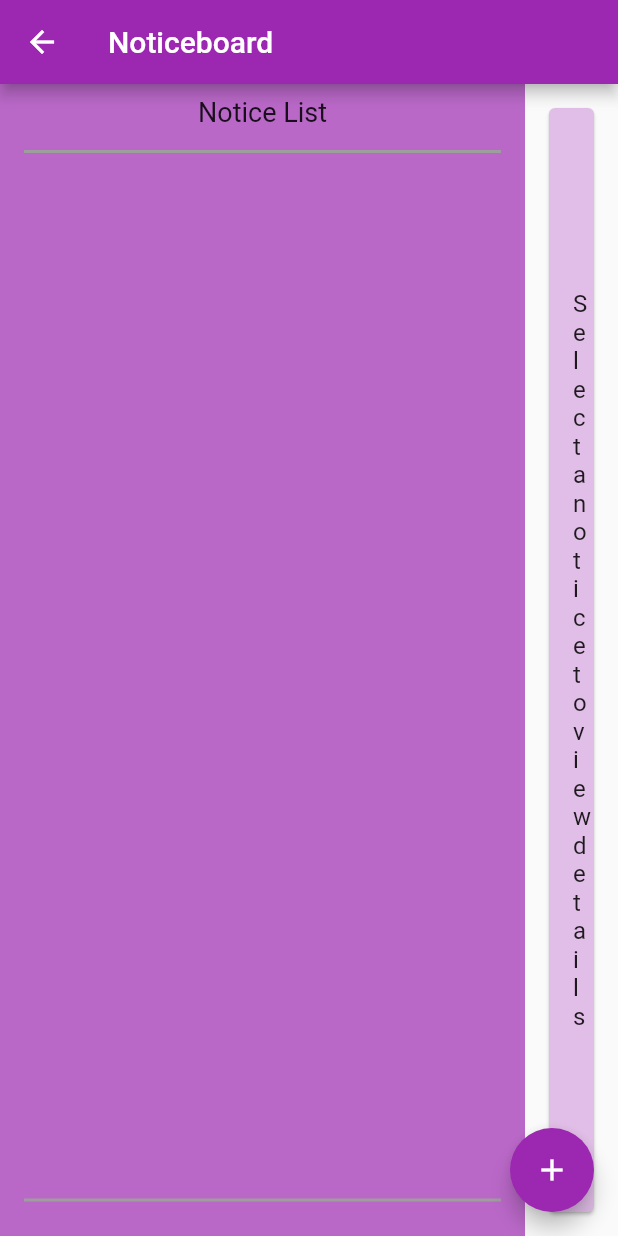
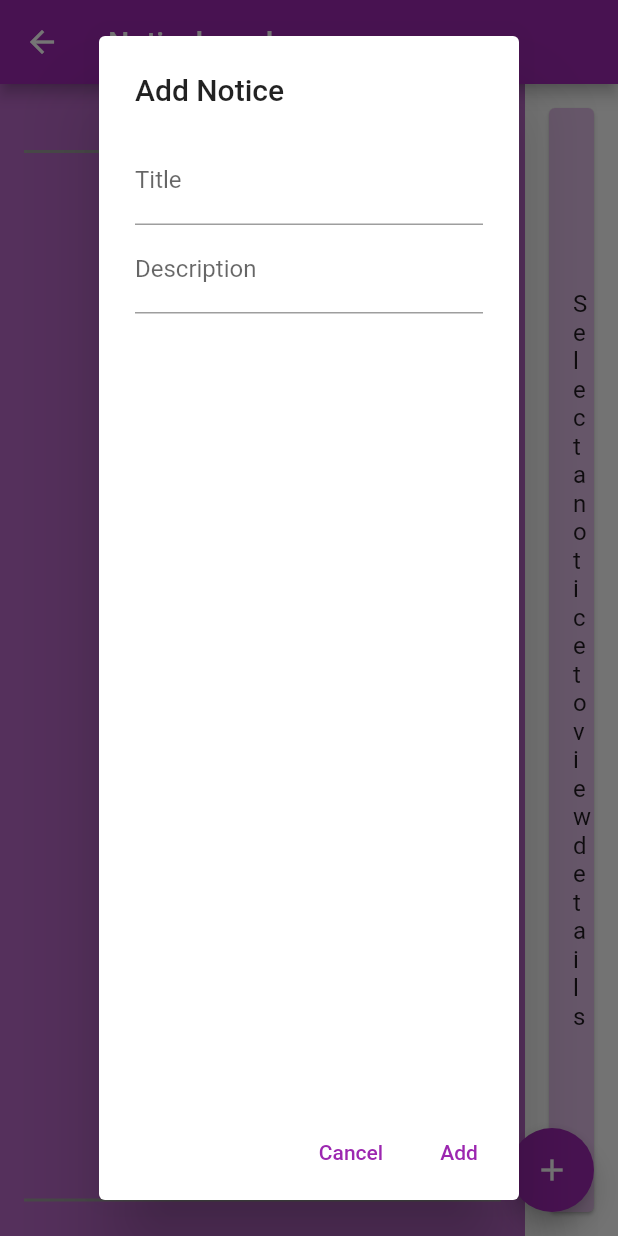
Before and after one commit to succiwaps/CAPS, a Flutter app: the NoticeboardScreen screen opened by its route, after a tap on the "add" icon, on a phone screen of 412 x 824 dp. Run offline on Flutter 3.47's test engine with Material 2 defaults, Android fonts, the light colour scheme and no system bars; our stand-ins replace image_picker, sqflite, table_calendar; accounts and stored records are empty.

Commit message:
Add notice button operation

```diff
--- a/cap/lib/screens/noticeboard_screen.dart
+++ b/cap/lib/screens/noticeboard_screen.dart
@@ -44,7 +44,7 @@ class _NoticeboardScreenState extends State<NoticeboardScreen> {
     }
   }
 
-  Future<void> _addNotice() async {
+  /*Future<void> _addNotice() async {
     if (_selectedFile == null) {
       return;
     }
@@ -60,6 +60,59 @@ class _NoticeboardScreenState extends State<NoticeboardScreen> {
       notices.add(notice);
       _selectedFile = null;
     });
+  }
+  */
+  Future<void> _addNotice() async {
+    final TextEditingController titleController = TextEditingController();
+    final TextEditingController descriptionController = TextEditingController();
+
+    await showDialog(
+      context: context,
+      builder: (BuildContext context) {
+        return AlertDialog(
+          alignment: Alignment.center,
+          title: Text('Add Notice'),
+          content: Column(
+            children: [
+              TextField(
+                controller: titleController,
+                decoration: InputDecoration(labelText: 'Title'),
+              ),
+              TextField(
+                controller: descriptionController,
+                decoration: InputDecoration(labelText: 'Description'),
+              ),
+            ],
+          ),
+          actions: [
+            TextButton(
+              onPressed: () {
+                Navigator.pop(context);
+              },
+              child: Text('Cancel'),
+            ),
+            TextButton(
+              onPressed: () {
+                final Notice notice = Notice(
+                  title: titleController.text,
+                  publicationDateTime: DateTime.now(),
+                  description: descriptionController.text,
+                  file: _selectedFile!,
+                );
+
+                setState(() {
+                  notices.add(notice);
+                  _selectedFile = null;
+                });
+
+                Navigator.pop(context);
+              },
+              child: Text('Add'),
+            ),
+          ],
+        );
+      },
+    );
   }
 
   Widget _buildNoticeCard(Notice notice) {
@@ -143,6 +196,7 @@ class _NoticeboardScreenState extends State<NoticeboardScreen> {
       body: Row(
         children: [
           Container(
+            //This contains the notice list
             color: Colors.purple.shade300,
             width: 350, // Adjust the width of the notice list as needed
             child: Column(
@@ -185,6 +239,7 @@ class _NoticeboardScreenState extends State<NoticeboardScreen> {
             ),
           ),
           Expanded(
+            //This contains the notice board card preview
             flex: 2, // Adjust the flex of the card preview as needed
             child: Card(
               color: Colors.purple.shade100,
@@ -233,7 +288,7 @@ class _NoticeboardScreenState extends State<NoticeboardScreen> {
         ],
       ),
       floatingActionButton: FloatingActionButton(
-        onPressed: _pickImageOrPdf,
+        onPressed: _addNotice /*_pickImageOrPdf*/,
         child: const Icon(Icons.add),
       ),
     );
```
Also changed, not shown: 3 other files.
